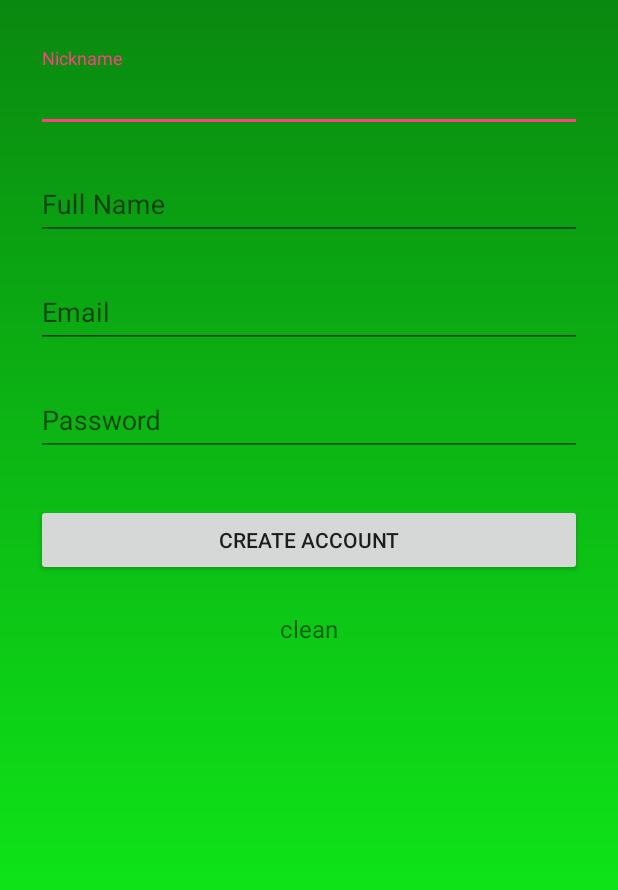
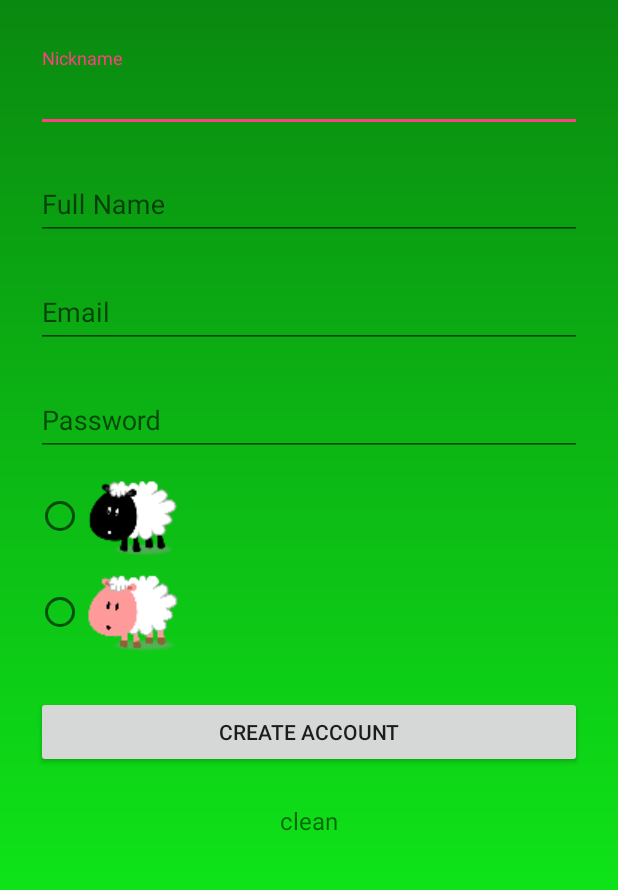
Before and after one commit to KarinBrisker/java-application, an Android app: the layout activity_signup.xml on its own in the app's theme, with its tools: preview values and no code run, on a phone screen of 412 x 824 dp, the part 192-1082 px from its top. Run offline under Robolectric (Android 15) with nearby library versions, the phone set to English and light mode, and no system bars.

Commit message:
changed setting+ added drawable objects for log in and sign up

```diff
--- a/app/src/main/AndroidManifest.xml
+++ b/app/src/main/AndroidManifest.xml
@@ -40,14 +40,11 @@
                 <action android:name="ap2.biu.poker.new_move"></action>
             </intent-filter>
         </activity>
-
-
         <activity
             android:name=".DragActivity"
             android:label="@string/title_activity_drag"
             android:theme="@style/AppTheme.NoActionBar" >
         </activity>
-
         <service
             android:name=".LocalService"
             android:enabled="true"
--- a/app/src/main/res/layout/activity_signup.xml
+++ b/app/src/main/res/layout/activity_signup.xml
@@ -12,7 +12,8 @@
         android:layout_height="wrap_content"
         android:paddingTop="56dp"
         android:paddingLeft="24dp"
-        android:paddingRight="24dp">
+        android:paddingRight="24dp"
+        android:weightSum="1">
 
         <ImageView android:src="@drawable/logo"
             android:layout_width="wrap_content"
@@ -71,8 +72,22 @@
                 android:inputType="textPassword"
                 android:hint="Password"/>
         </android.support.design.widget.TextInputLayout>
-
-        <!-- Signup Button -->
+        <RadioGroup xmlns:android="http://schemas.android.com/apk/res/android"
+            android:layout_width="fill_parent"
+            android:layout_height="wrap_content"
+            android:orientation="vertical">
+            <RadioButton android:id="@+id/radio_pirates"
+                android:layout_width="wrap_content"
+                android:layout_height="wrap_content"
+                android:drawableLeft="@drawable/boy"
+                android:onClick="onRadioButtonClicked"
+                android:checked="false" />
+            <RadioButton android:id="@+id/radio_ninjas"
+                android:layout_width="wrap_content"
+                android:layout_height="wrap_content"
+                android:drawableLeft="@drawable/girl"
+                android:onClick="onRadioButtonClicked"/>
+        </RadioGroup>
         <android.support.v7.widget.AppCompatButton
             android:id="@+id/btn_signup"
             android:layout_width="fill_parent"
```
Also changed, not shown: app/src/main/java/com/example/user1/myapplication/SignupActivity.java (+109 -100 lines), app/build.gradle (line endings or trailing spaces), app/src/main/res/drawable/boy.png (added), app/src/main/res/drawable/girl.png (added).
